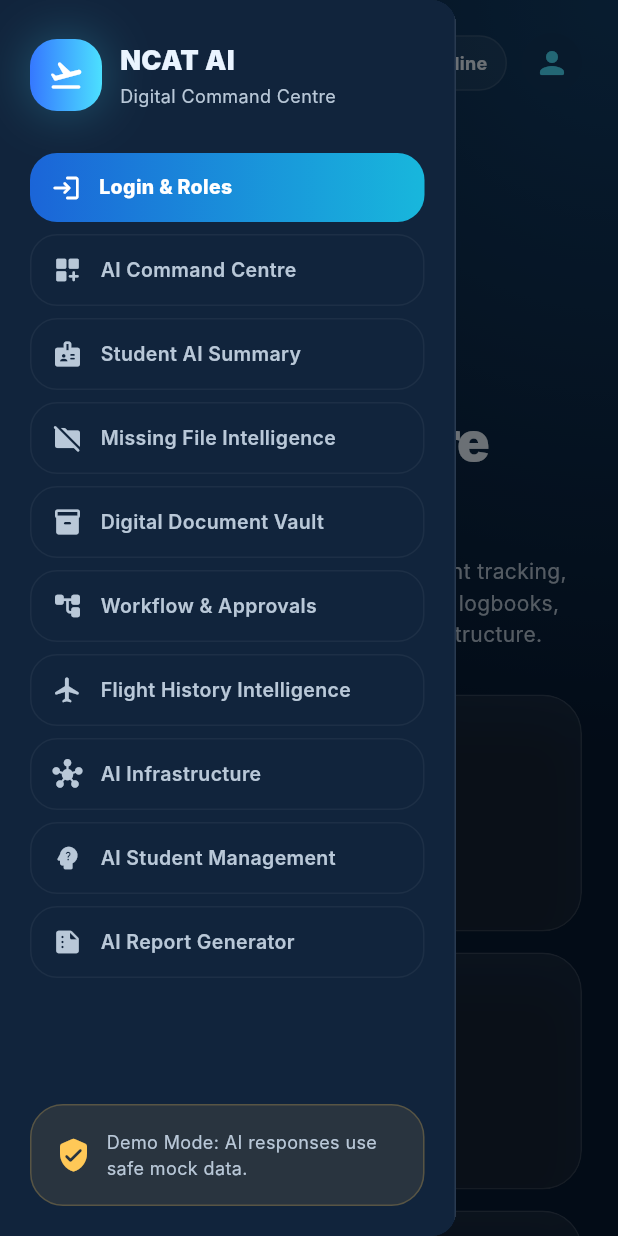
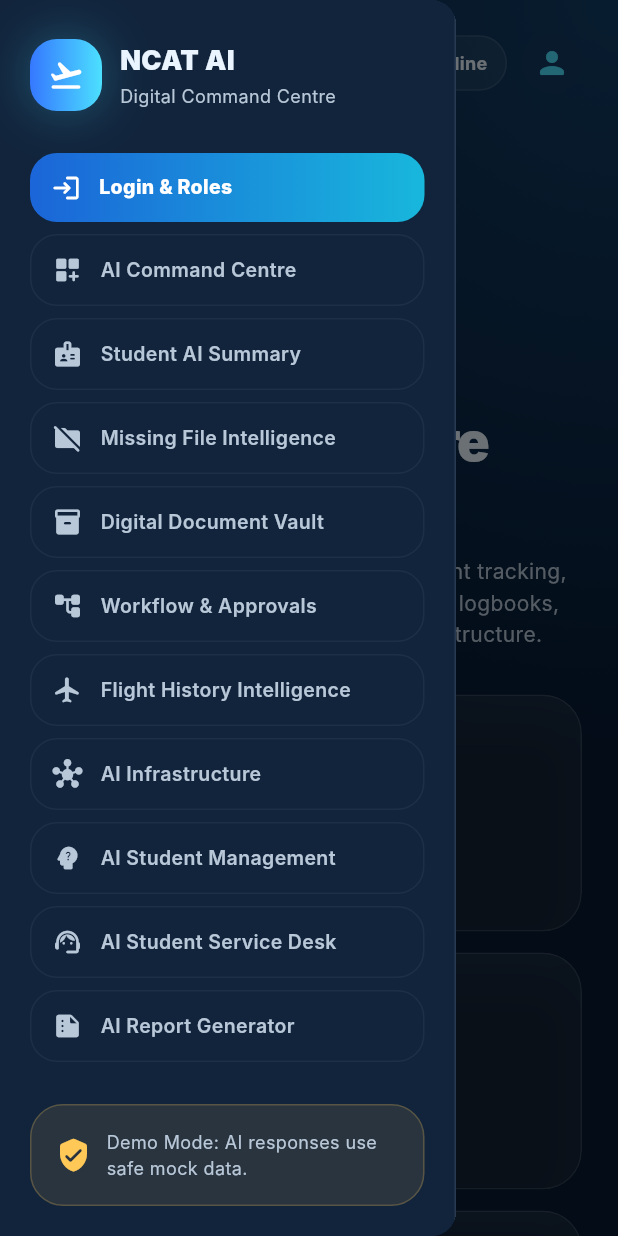
Before and after one commit to Bkzazzau1/NCAT_UI, a Flutter app: the screen it shows after launch, with the side drawer open, on a phone screen of 412 x 824 dp. Run offline on Flutter 3.47's test engine with Material 3 defaults, Android fonts, the phone set to English and light mode, and no system bars; Roboto replaces fonts that are missing (Inter).

Commit message:
Add student service desk to navigation

```diff
--- a/lib/widgets/responsive_shell.dart
+++ b/lib/widgets/responsive_shell.dart
@@ -11,6 +11,7 @@ import '../screens/missing_file_page.dart';
 import '../screens/report_generator_page.dart';
 import '../screens/student_ai_app_page.dart';
 import '../screens/student_profile_page.dart';
+import '../screens/student_service_desk_page.dart';
 import '../screens/workflow_approval_page.dart';
 import 'side_nav.dart';
 import 'top_bar.dart';
@@ -37,6 +38,7 @@ class _ResponsiveShellState extends State<ResponsiveShell> {
     NavItem(title: 'Flight History Intelligence', icon: Icons.flight_rounded),
     NavItem(title: 'AI Infrastructure', icon: Icons.hub_rounded),
     NavItem(title: 'AI Student Management', icon: Icons.psychology_alt_rounded),
+    NavItem(title: 'AI Student Service Desk', icon: Icons.support_agent_rounded),
     NavItem(title: 'AI Report Generator', icon: Icons.summarize_rounded),
   ];
 
@@ -50,6 +52,7 @@ class _ResponsiveShellState extends State<ResponsiveShell> {
         const FlightHistoryPage(),
         const InfrastructurePage(),
         const StudentAIAppPage(),
+        const StudentServiceDeskPage(),
         const ReportGeneratorPage(),
       ];
 
```
